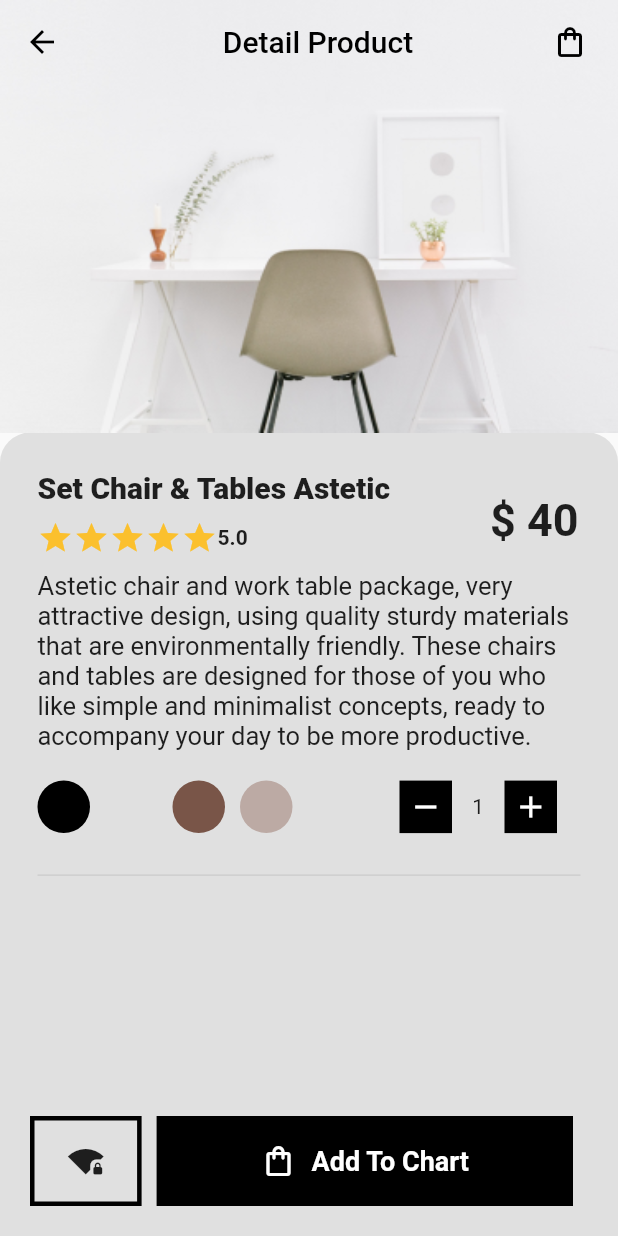
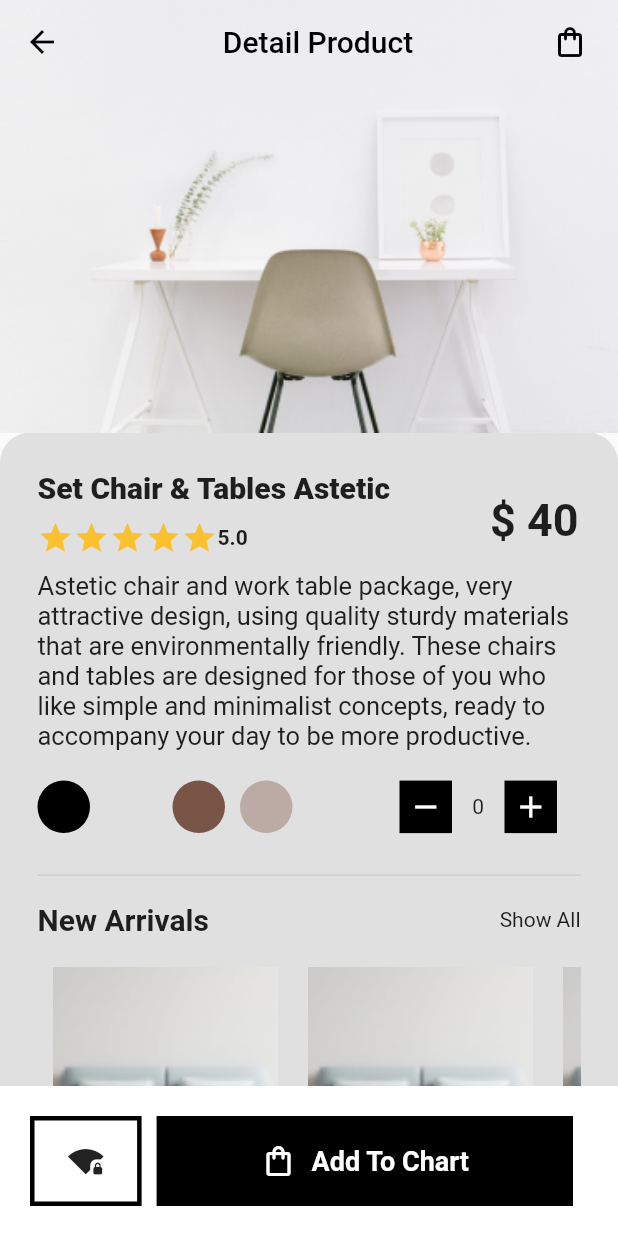
Before and after one commit to suryajayantara/furnist_flutter, a Flutter app: the screen it shows after launch, on a phone screen of 412 x 824 dp. Run offline on Flutter 3.47's test engine with Material 2 defaults, Android fonts, the phone set to English and light mode, and no system bars; our stand-ins replace get.

Commit message:
:bug: convert detail to statefull

```diff
--- a/lib/screens/detail.dart
+++ b/lib/screens/detail.dart
@@ -1,8 +1,19 @@
 import 'package:flutter/material.dart';
+import 'package:furnist_app/controller/product.dart';
+import 'package:furnist_app/screens/home.dart';
+import 'package:furnist_app/widgets/components/product_card.dart';
 import 'package:get/get.dart';
 
-class DetailPage extends StatelessWidget {
+class DetailPage extends StatefulWidget {
   // const DetailPage({Key? key}) : super(key: key);
+
+  @override
+  State<DetailPage> createState() => _DetailPageState();
+}
+
+class _DetailPageState extends State<DetailPage> {
+  final product = Get.put(ProductController());
+  int count = 0;
 
   @override
   Widget build(BuildContext context) {
@@ -27,11 +38,16 @@ class DetailPage extends StatelessWidget {
                   ),
                 ),
                 actions: [
-                  Container(
+                  GestureDetector(
+                    onTap: () {
+                      Get.to(() => HomePage());
+                    },
+                    child: Container(
                       margin: EdgeInsets.only(right: 20),
                       child: Icon(
                         Icons.shopping_bag_outlined,
                         color: Colors.black,
+                      ),
                     ),
                   )
                 ],
@@ -51,7 +67,7 @@ class DetailPage extends StatelessWidget {
                         topRight: Radius.circular(20)),
                     color: Colors.grey[300],
                   ),
-                  height: 900,
+                  height: 700,
                   child: Container(
                     margin: EdgeInsets.all(25),
                     child: Column(
@@ -173,11 +189,19 @@ class DetailPage extends StatelessWidget {
                                   flex: 2,
                                   child: Row(
                                     children: [
-                                      Container(
+                                      GestureDetector(
+                                        onTap: () {
+                                          setState(() {
+                                            if (count > 0) {
+                                              count -= 1;
+                                            }
+                                          });
+                                        },
+                                        child: Container(
                                           height: 35,
                                           width: 35,
-                                        decoration:
-                                            BoxDecoration(color: Colors.black),
+                                          decoration: BoxDecoration(
+                                              color: Colors.black),
                                           child: Center(
                                             child: Icon(
                                               Icons.remove,
@@ -185,22 +209,30 @@ class DetailPage extends StatelessWidget {
                                             ),
                                           ),
                                         ),
+                                      ),
                                       Container(
                                         height: 35,
                                         width: 35,
                                         child: Center(
-                                          child: Text("1"),
+                                          child: Text("${count}"),
                                         ),
                                       ),
-                                      Container(
+                                      GestureDetector(
+                                        onTap: () {
+                                          setState(() {
+                                            count += 1;
+                                          });
+                                        },
+                                        child: Container(
                                           height: 35,
                                           width: 35,
-                                        decoration:
-                                            BoxDecoration(color: Colors.black),
+                                          decoration: BoxDecoration(
+                                              color: Colors.black),
                                           child: Center(
                                             child: Icon(
                                               Icons.add,
                                               color: Colors.white,
+                                            ),
                                           ),
                                         ),
                                       ),
@@ -210,6 +242,37 @@ class DetailPage extends StatelessWidget {
                           ),
                         ),
                         Divider(),
+                        Container(
+                          margin: EdgeInsets.symmetric(
+                              horizontal: 0.0, vertical: 10.0),
+                          child: Row(
+                            children: [
+                              Text(
+                                'New Arrivals',
+                                style: TextStyle(
+                                    fontWeight: FontWeight.w700, fontSize: 20),
+                              ),
+                              Spacer(),
+                              Text('Show All'),
+                            ],
+                          ),
+                        ),
+                        Container(
+                          height: 250,
+                          child: GetBuilder<ProductController>(
+                            builder: (controller) {
+                              return ListView.builder(
+                                shrinkWrap: true,
+                                scrollDirection: Axis.horizontal,
+                                itemCount: controller.productLists.length,
+                                itemBuilder: (ctx, index) => ProductCard(
+                                  title: product.productLists[index].title!,
+                                  price: product.productLists[index].price!,
+                                ),
+                              );
+                            },
+                          ),
+                        ),
                       ],
                     ),
                   ),
@@ -220,7 +283,7 @@ class DetailPage extends StatelessWidget {
           Positioned(
               bottom: 0,
               child: Container(
-                // color: Colors.red,
+                color: Colors.white,
                 height: 100,
                 width: Get.width,
                 child: Container(
```
Lines whose indentation alone changed are shown as unchanged.
